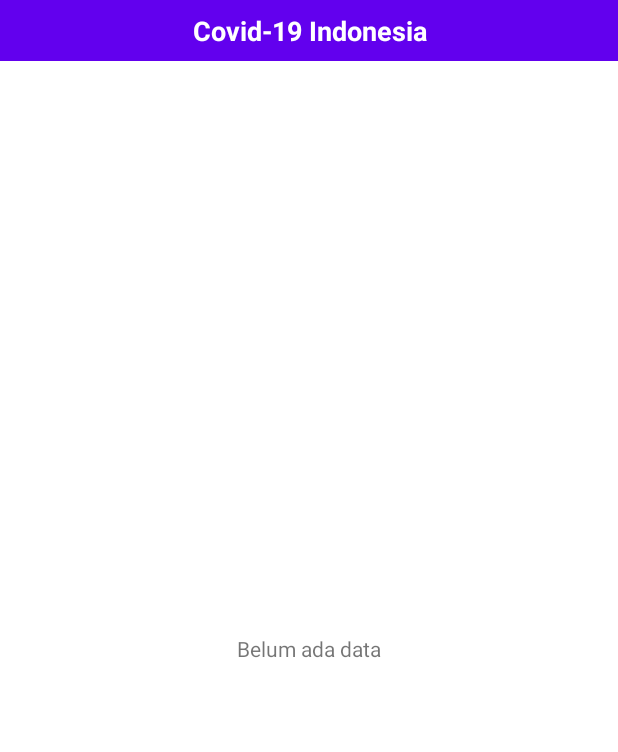
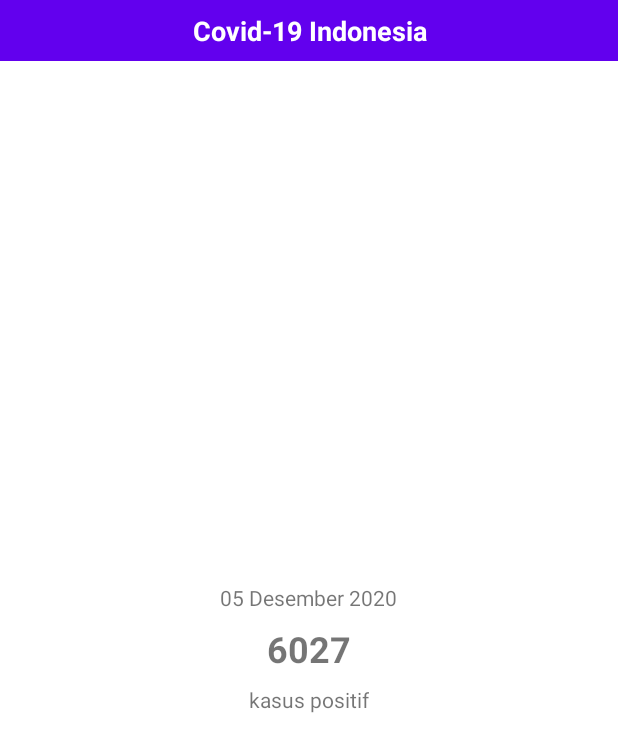
Before and after one commit to indraazimi/covid-indonesia, an Android app: the layout widget_main.xml on its own in the app's theme, with its tools: preview values and no code run, on a phone screen of 412 x 824 dp. Shown: the top 752 px of the screen. Run offline under Robolectric (Android 15) with nearby library versions, the phone set to English and light mode, and no system bars.

Commit message:
Update tampilan widget sesuai data

```diff
--- a/app/src/main/res/layout/widget_main.xml
+++ b/app/src/main/res/layout/widget_main.xml
@@ -9,6 +9,7 @@
   -->
 
 <LinearLayout xmlns:android="http://schemas.android.com/apk/res/android"
+    xmlns:tools="http://schemas.android.com/tools"
     android:layout_width="match_parent"
     android:layout_height="match_parent"
     android:orientation="vertical">
@@ -24,13 +25,36 @@
         android:textSize="18sp"
         android:textStyle="bold" />
 
-    <TextView
-        android:id="@+id/dataTextView"
+    <LinearLayout
+        android:id="@+id/dataPanel"
         android:layout_width="match_parent"
         android:layout_height="0dp"
         android:layout_weight="1"
         android:background="@android:color/white"
         android:gravity="center"
-        android:text="@string/belum_ada_data"
-        android:textSize="14sp" />
+        android:orientation="vertical">
+
+        <TextView
+            android:id="@+id/dateTextView"
+            android:layout_width="wrap_content"
+            android:layout_height="wrap_content"
+            android:textSize="14sp"
+            tools:text="05 Desember 2020" />
+
+        <TextView
+            android:id="@+id/dataTextView"
+            android:layout_width="wrap_content"
+            android:layout_height="wrap_content"
+            android:padding="8dp"
+            android:textSize="24sp"
+            android:textStyle="bold"
+            tools:text="6027" />
+
+        <TextView
+            android:id="@+id/descTextView"
+            android:layout_width="wrap_content"
+            android:layout_height="wrap_content"
+            android:textSize="14sp"
+            tools:text="@string/kasus_positif" />
+    </LinearLayout>
 </LinearLayout>
--- a/app/src/main/res/values/strings.xml
+++ b/app/src/main/res/values/strings.xml
@@ -13,4 +13,7 @@
     <string name="network_error">Network error</string>
     <string name="belum_ada_data">Belum ada data</string>
     <string name="jumlah_kasus_positif">Jumlah kasus positif per hari</string>
+    <string name="kasus_positif">kasus positif</string>
+    <string name="sad_emoji">:(</string>
+    <string name="klik_refresh">Klik tombol refresh</string>
 </resources>
```
Also changed, not shown: app/src/main/java/com/indraazimi/covid19id/widget/CovidWidgetProvider.kt (+24 -1 lines).
